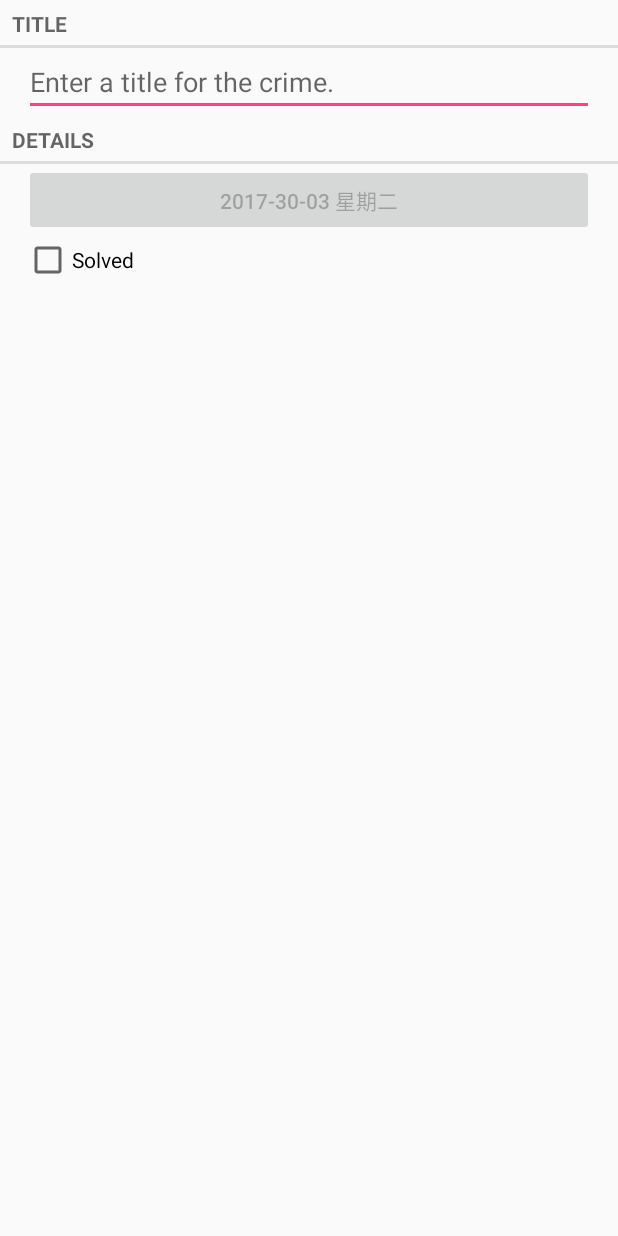
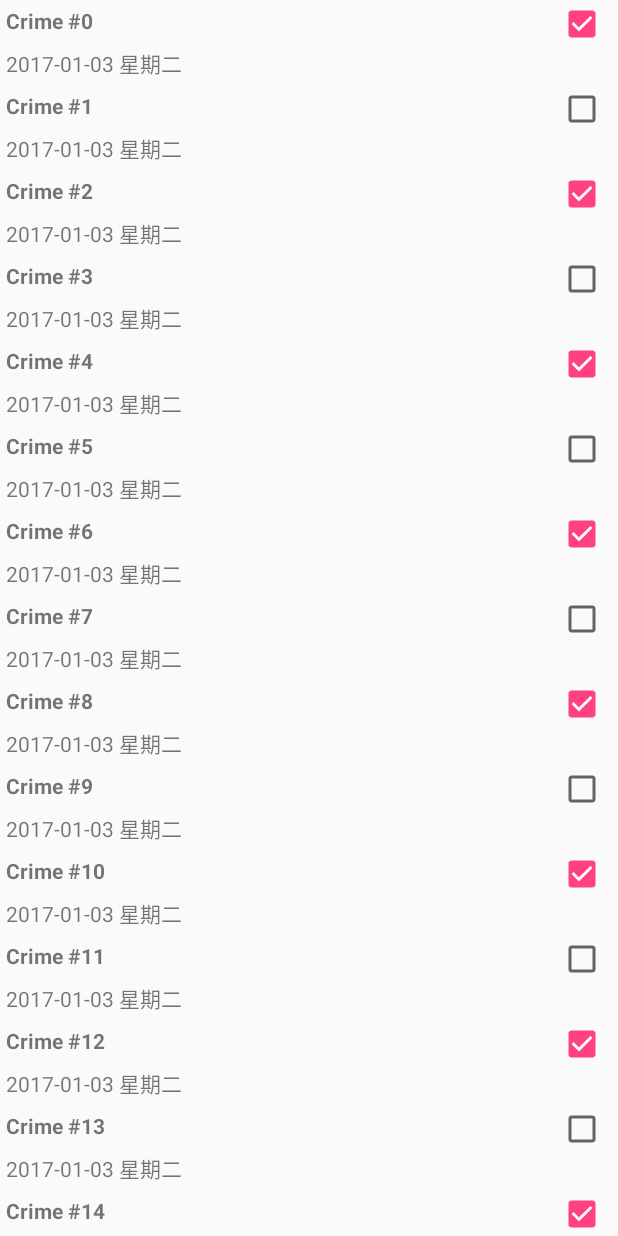
Before and after one commit to TanHaoran/AuthoritativeGuide, an Android app: the screen it shows after launch (CrimeActivity before the commit, CrimeListActivity after it), after a tap on "CrimeIntent", on a phone screen of 412 x 824 dp. Run offline under Robolectric (Android 15) with nearby library versions, the phone set to English and light mode, and no system bars.

Commit message:
Chapter9 ~ Chapter11

```diff
--- a/build.gradle
+++ b/build.gradle
@@ -30,4 +30,5 @@ dependencies {
     compile 'com.android.support:appcompat-v7:24.2.1'
     compile 'com.android.support:support-v4:24.2.1'
     testCompile 'junit:junit:4.12'
+    compile 'com.android.support:recyclerview-v7:25.1.0'
 }
--- a/src/main/AndroidManifest.xml
+++ b/src/main/AndroidManifest.xml
@@ -19,7 +19,9 @@
         </activity>
         <activity android:name=".activity.CheatActivity">
         </activity>
-        <activity android:name=".activity.CrimeActivity">
+        <activity android:name=".activity.CrimeListActivity">
+        </activity>
+        <activity android:name=".activity.CrimePagerActivity">
         </activity>
     </application>
 
--- a/src/main/java/com/jerry/authoritativeguide/activity/AuthoritativeGuideActivity.java
+++ b/src/main/java/com/jerry/authoritativeguide/activity/AuthoritativeGuideActivity.java
@@ -2,6 +2,7 @@ package com.jerry.authoritativeguide.activity;
 
 import android.content.Intent;
 import android.os.Bundle;
+import android.support.v7.app.AppCompatActivity;
 import android.view.View;
 import android.widget.AdapterView;
 import android.widget.ArrayAdapter;
@@ -9,7 +10,7 @@ import android.widget.ListView;
 
 import com.jerry.authoritativeguide.R;
 
-public class AuthoritativeGuideActivity extends BaseActivity {
+public class AuthoritativeGuideActivity extends AppCompatActivity {
 
     private ListView mListView;
 
@@ -33,7 +34,7 @@ public class AuthoritativeGuideActivity extends BaseActivity {
                         intent.setClass(AuthoritativeGuideActivity.this, QuizActivity.class);
                         break;
                     case 1:
-                        intent.setClass(AuthoritativeGuideActivity.this, CrimeActivity.class);
+                        intent.setClass(AuthoritativeGuideActivity.this, CrimeListActivity.class);
                     default:
                         break;
                 }
--- a/src/main/java/com/jerry/authoritativeguide/activity/BaseActivity.java
+++ /dev/null
@@ -1,10 +0,0 @@
-package com.jerry.authoritativeguide.activity;
-
-import android.support.v7.app.AppCompatActivity;
-
-/**
- * Created by Jerry on 2016/12/29.
- */
-
-public class BaseActivity extends AppCompatActivity {
-}
--- a/src/main/java/com/jerry/authoritativeguide/activity/CheatActivity.java
+++ b/src/main/java/com/jerry/authoritativeguide/activity/CheatActivity.java
@@ -5,6 +5,7 @@ import android.animation.AnimatorListenerAdapter;
 import android.content.Context;
 import android.content.Intent;
 import android.os.Bundle;
+import android.support.v7.app.AppCompatActivity;
 import android.view.View;
 import android.view.ViewAnimationUtils;
 import android.widget.Button;
@@ -12,7 +13,7 @@ import android.widget.TextView;
 
 import com.jerry.authoritativeguide.R;
 
-public class CheatActivity extends BaseActivity {
+public class CheatActivity extends AppCompatActivity {
 
     public static final String EXTRA_IS_ANSWER_TRUE = "com.jerry.authoritativeguide.extra_is_answer_true";
     public static final String EXTRA_IS_CHEATER = "com.jerry.authoritativeguide.extra_is_cheater";
--- /dev/null
+++ b/src/main/java/com/jerry/authoritativeguide/activity/CrimeListActivity.java
@@ -0,0 +1,18 @@
+package com.jerry.authoritativeguide.activity;
+
+import android.support.v4.app.Fragment;
+
+import com.jerry.authoritativeguide.fragment.CrimeListFragment;
+
+/**
+ * Created by Jerry on 2017/1/3.
+ */
+
+public class CrimeListActivity extends SingleFragmentActivity {
+
+    @Override
+    protected Fragment createFragment() {
+        return new CrimeListFragment();
+    }
+
+}
--- a/src/main/java/com/jerry/authoritativeguide/activity/QuizActivity.java
+++ b/src/main/java/com/jerry/authoritativeguide/activity/QuizActivity.java
@@ -2,6 +2,7 @@ package com.jerry.authoritativeguide.activity;
 
 import android.content.Intent;
 import android.os.Bundle;
+import android.support.v7.app.AppCompatActivity;
 import android.view.View;
 import android.widget.Button;
 import android.widget.ImageButton;
@@ -11,7 +12,7 @@ import android.widget.Toast;
 import com.jerry.authoritativeguide.R;
 import com.jerry.authoritativeguide.modle.Question;
 
-public class QuizActivity extends BaseActivity {
+public class QuizActivity extends AppCompatActivity {
 
     private static final String TAG = "QuizActivity";
 
--- a/src/main/java/com/jerry/authoritativeguide/activity/CrimeActivity.java
+++ b/src/main/java/com/jerry/authoritativeguide/activity/SingleFragmentActivity.java
@@ -6,21 +6,26 @@ import android.support.v4.app.FragmentActivity;
 import android.support.v4.app.FragmentManager;
 
 import com.jerry.authoritativeguide.R;
-import com.jerry.authoritativeguide.fragment.CrimeFragment;
 
-public class CrimeActivity extends FragmentActivity {
+/**
+ * Created by Jerry on 2017/1/3.
+ */
+
+public abstract class SingleFragmentActivity extends FragmentActivity {
+
+    protected abstract Fragment createFragment();
 
     @Override
     protected void onCreate(Bundle savedInstanceState) {
         super.onCreate(savedInstanceState);
-        setContentView(R.layout.activity_crime);
+        setContentView(R.layout.activity_fragment);
 
         FragmentManager fm = getSupportFragmentManager();
 
         // 首先检查是否已经显示出来了，没有显示就创建一个新的
         Fragment fragment = fm.findFragmentById(R.id.fl_container);
         if (fragment == null) {
-            fragment = new CrimeFragment();
+            fragment = createFragment();
             fm.beginTransaction().add(R.id.fl_container, fragment).commit();
         }
     }
--- a/src/main/java/com/jerry/authoritativeguide/fragment/CrimeFragment.java
+++ b/src/main/java/com/jerry/authoritativeguide/fragment/CrimeFragment.java
@@ -1,5 +1,7 @@
 package com.jerry.authoritativeguide.fragment;
 
+import android.app.Activity;
+import android.content.Intent;
 import android.os.Bundle;
 import android.support.annotation.Nullable;
 import android.support.v4.app.Fragment;
@@ -14,10 +16,11 @@ import android.widget.CompoundButton;
 import android.widget.EditText;
 
 import com.jerry.authoritativeguide.R;
+import com.jerry.authoritativeguide.activity.CrimePagerActivity;
 import com.jerry.authoritativeguide.modle.Crime;
-import com.jerry.authoritativeguide.util.DateUtil;
+import com.jerry.authoritativeguide.util.CrimeLab;
 
-import java.util.Date;
+import java.util.UUID;
 
 /**
  * Created by Jerry on 2016/12/30.
@@ -25,17 +28,41 @@ import java.util.Date;
 
 public class CrimeFragment extends Fragment {
 
+    private static final String ARGS_CRIME_ID = "args_crime_id";
+    private static final String ARGS_POSITION = "args_crime_position";
+
     private Crime mCrime;
 
-    private EditText mTitleField;
-    private Button mDateField;
+    private EditText mTitleEditText;
+    private Button mDateButton;
     private CheckBox mSolvedCheckBox;
+
+    /**
+     * 通过陋习id创建一个自己的实例
+     *
+     * @param crimeId
+     * @return
+     */
+    public static Fragment newInstance(UUID crimeId, int position) {
+        // 保存陋习id
+        Bundle args = new Bundle();
+        args.putSerializable(ARGS_CRIME_ID, crimeId);
+        args.putInt(ARGS_POSITION, position);
+
+        // 创建实例
+        CrimeFragment fragment = new CrimeFragment();
+        fragment.setArguments(args);
+        return fragment;
+    }
 
     @Override
     public void onCreate(@Nullable Bundle savedInstanceState) {
         super.onCreate(savedInstanceState);
 
-        mCrime = new Crime();
+        // 这里通过Arguments来获取陋习id，从而脱离的activity的限制
+        UUID crimeId = (UUID) getArguments().getSerializable(ARGS_CRIME_ID);
+        mCrime = CrimeLab.get(getActivity()).getCrime(crimeId);
+        setResult();
     }
 
     @Nullable
@@ -43,12 +70,13 @@ public class CrimeFragment extends Fragment {
     public View onCreateView(LayoutInflater inflater, @Nullable ViewGroup container, @Nullable Bundle savedInstanceState) {
         View v = inflater.inflate(R.layout.fragment_crime, container, false);
 
-        mTitleField = (EditText) v.findViewById(R.id.et_title);
-        mDateField = (Button) v.findViewById(R.id.btn_date);
+        mTitleEditText = (EditText) v.findViewById(R.id.et_title);
+        mDateButton = (Button) v.findViewById(R.id.btn_date);
         mSolvedCheckBox = (CheckBox) v.findViewById(R.id.cb_solved);
 
         // 设置标题
-        mTitleField.addTextChangedListener(new TextWatcher() {
+        mTitleEditText.setText(mCrime.getTitle());
+        mTitleEditText.addTextChangedListener(new TextWatcher() {
             @Override
             public void beforeTextChanged(CharSequence s, int start, int count, int after) {
 
@@ -66,12 +94,11 @@ public class CrimeFragment extends Fragment {
         });
 
         // 设置日期
-        Date date = mCrime.getDate();
-        mDateField.setText(DateUtil.getFormatDateString(date, "yyyy-mm-dd") +
-                " " + DateUtil.getWhichDayOfWeek(date));
-        mDateField.setEnabled(false);
+        mDateButton.setText(mCrime.getDateString());
+        mDateButton.setEnabled(false);
 
         // 设置是否解决
+        mSolvedCheckBox.setChecked(mCrime.isSolved());
         mSolvedCheckBox.setOnCheckedChangeListener(new CompoundButton.OnCheckedChangeListener() {
             @Override
             public void onCheckedChanged(CompoundButton buttonView, boolean isChecked) {
@@ -79,6 +106,18 @@ public class CrimeFragment extends Fragment {
             }
         });
 
+
         return v;
     }
+
+
+    /**
+     * 设置返回的数据
+     */
+    private void setResult() {
+        Intent data = new Intent();
+        data.putExtra(CrimePagerActivity.EXTRA_POSITION, getArguments().getInt(ARGS_POSITION, -1));
+        getActivity().setResult(Activity.RESULT_OK, data);
+    }
+
 }
--- /dev/null
+++ b/src/main/java/com/jerry/authoritativeguide/fragment/CrimeListFragment.java
@@ -0,0 +1,167 @@
+package com.jerry.authoritativeguide.fragment;
+
+import android.app.Activity;
+import android.content.Intent;
+import android.os.Bundle;
+import android.support.annotation.Nullable;
+import android.support.v4.app.Fragment;
+import android.support.v7.widget.LinearLayoutManager;
+import android.support.v7.widget.RecyclerView;
+import android.view.LayoutInflater;
+import android.view.View;
+import android.view.ViewGroup;
+import android.widget.CheckBox;
+import android.widget.TextView;
+
+import com.jerry.authoritativeguide.R;
+import com.jerry.authoritativeguide.activity.CrimePagerActivity;
+import com.jerry.authoritativeguide.modle.Crime;
+import com.jerry.authoritativeguide.util.CrimeLab;
+
+import java.util.ArrayList;
+
+/**
+ * Created by Jerry on 2017/1/3.
+ */
+public class CrimeListFragment extends Fragment {
+
+    private static final int REQUEST_CRIME = 1;
+
+    private RecyclerView mRecyclerView;
+    private CrimeAdapter mAdapter;
+
+    /**
+     * 需要更新的陋习位置
+     */
+    private int mUpdatePosition = -1;
+
+    @Nullable
+    @Override
+    public View onCreateView(LayoutInflater inflater, @Nullable ViewGroup container, @Nullable Bundle savedInstanceState) {
+        View v = inflater.inflate(R.layout.fragment_crime_list, container, false);
+
+        mRecyclerView = (RecyclerView) v.findViewById(R.id.rv_crime);
+        // 如果不设置布局管理器，就会报错无法运行
+        mRecyclerView.setLayoutManager(new LinearLayoutManager(getActivity()));
+
+        updateUI();
+
+        return v;
+    }
+
+    @Override
+    public void onResume() {
+        super.onResume();
+        updateUI();
+    }
+
+    @Override
+    public void onActivityResult(int requestCode, int resultCode, Intent data) {
+        if (requestCode == REQUEST_CRIME && resultCode == Activity.RESULT_OK) {
+            if (data != null) {
+                mUpdatePosition = data.getIntExtra(CrimePagerActivity.EXTRA_POSITION, 0);
+            }
+        }
+    }
+
+    /**
+     * 更新界面UI
+     */
+    private void updateUI() {
+        // 如果是第一次应该创建适配器，其它他情况应该更新界面
+        if (mAdapter == null) {
+            mAdapter = new CrimeAdapter(CrimeLab.get(getActivity()).getCrimes());
+            mRecyclerView.setAdapter(mAdapter);
+        } else {
+            // 只更新需要更新的那一个数据
+            mAdapter.notifyItemChanged(mUpdatePosition);
+        }
+    }
+
+    /**
+     * 界面持有者
+     */
+    private class CrimeHolder extends RecyclerView.ViewHolder implements View.OnClickListener {
+
+        private Crime mCrime;
+
+        public TextView mTitleTextView;
+        public TextView mDateTextView;
+        public CheckBox mSolvedCheckBox;
+
+        public CrimeHolder(View itemView) {
+            super(itemView);
+            mTitleTextView = (TextView) itemView.findViewById(R.id.tv_title);
+            mDateTextView = (TextView) itemView.findViewById(R.id.tv_date);
+            mSolvedCheckBox = (CheckBox) itemView.findViewById(R.id.cb_solved);
+            itemView.setOnClickListener(this);
+        }
+
+        /**
+         * 将陋习绑定到ViewHolder上
+         *
+         * @param crime
+         */
+        public void bindCrime(Crime crime) {
+            mCrime = crime;
+            mTitleTextView.setText(mCrime.getTitle());
+            mDateTextView.setText(mCrime.getDateString());
+            mSolvedCheckBox.setChecked(mCrime.isSolved());
+        }
+
+        /**
+         * item点击事件
+         *
+         * @param v
+         */
+        @Override
+        public void onClick(View v) {
+            int position = getAdapterPosition();
+            Intent intent = CrimePagerActivity.getIntent(getActivity(), mCrime.getId(), position);
+            startActivityForResult(intent, REQUEST_CRIME);
+        }
+    }
+
+    /**
+     * 设配器
+     */
+    private class CrimeAdapter extends RecyclerView.Adapter<CrimeHolder> {
+
+        private ArrayList<Crime> mCrimes;
+
+        public CrimeAdapter(ArrayList<Crime> crimes) {
+            mCrimes = crimes;
+        }
+
+        /**
+         * 创建一个ViewHolder
+         *
+         * @param parent
+         * @param viewType
+         * @return
+         */
+        @Override
+        public CrimeHolder onCreateViewHolder(ViewGroup parent, int viewType) {
+            LayoutInflater inflater = LayoutInflater.from(getActivity());
+            View v = inflater.inflate(R.layout.list_item_crime, parent, false);
+            return new CrimeHolder(v);
+        }
+
+        /**
+         * 将该位置的陋习绑定到所对应的ViewHolder上
+         *
+         * @param holder
+         * @param position
+         */
+        @Override
+        public void onBindViewHolder(CrimeHolder holder, int position) {
+            Crime crime = mCrimes.get(position);
+            holder.bindCrime(crime);
+        }
+
+        @Override
+        public int getItemCount() {
+            return mCrimes.size();
+        }
+    }
+}
--- a/src/main/java/com/jerry/authoritativeguide/modle/Crime.java
+++ b/src/main/java/com/jerry/authoritativeguide/modle/Crime.java
@@ -1,4 +1,6 @@
 package com.jerry.authoritativeguide.modle;
+
+import com.jerry.authoritativeguide.util.DateUtil;
 
 import java.util.Date;
 import java.util.UUID;
@@ -38,6 +40,14 @@ public class Crime {
         return mDate;
     }
 
+    /**
+     * 获取带格式的日期
+     * @return
+     */
+    public String getDateString() {
+        return DateUtil.getFormatDateString(mDate, "yyyy-MM-dd") + " " +  DateUtil.getWhichDayOfWeek(mDate);
+    }
+
     public void setDate(Date date) {
         mDate = date;
     }
--- /dev/null
+++ b/src/main/java/com/jerry/authoritativeguide/util/CrimeLab.java
@@ -0,0 +1,68 @@
+package com.jerry.authoritativeguide.util;
+
+import android.content.Context;
+
+import com.jerry.authoritativeguide.modle.Crime;
+
+import java.util.ArrayList;
+import java.util.UUID;
+
+/**
+ * Created by Jerry on 2017/1/3.
+ */
+
+public class CrimeLab {
+
+    private static CrimeLab sLab;
+
+    private ArrayList<Crime> mCrimes;
+
+    private CrimeLab(Context context) {
+        mCrimes = new ArrayList<>();
+        for (int i = 0; i < 100; i++) {
+            Crime crime = new Crime();
+            crime.setTitle("Crime #" + i);
+            crime.setSolved(i % 2 == 0);
+            mCrimes.add(crime);
+        }
+    }
+
+    /**
+     * 获取陋习lab单例
+     * @param context
+     * @return
+     */
+    public static CrimeLab get(Context context) {
+        if (sLab == null) {
+            synchronized (CrimeLab.class) {
+                if (sLab == null) {
+                    sLab = new CrimeLab(context);
+                }
+            }
+        }
+        return sLab;
+    }
+
+    /**
+     * 获取所有陋习集合
+     * @return
+     */
+    public ArrayList<Crime> getCrimes() {
+        return mCrimes;
+    }
+
+    /**
+     * 根据id获取单个陋习
+     * @param id
+     * @return
+     */
+    public Crime getCrime(UUID id) {
+        for (Crime crime : mCrimes) {
+            if (id.equals(crime.getId())) {
+                return crime;
+            }
+        }
+        return null;
+    }
+
+}
--- /dev/null
+++ b/src/main/res/layout/activity_crime_pager.xml
@@ -0,0 +1,6 @@
+<?xml version="1.0" encoding="utf-8"?>
+<android.support.v4.view.ViewPager
+    xmlns:android="http://schemas.android.com/apk/res/android"
+    android:id="@+id/vp_crime"
+    android:layout_width="match_parent"
+    android:layout_height="match_parent"/>
--- /dev/null
+++ b/src/main/res/layout/fragment_crime_list.xml
@@ -0,0 +1,6 @@
+<?xml version="1.0" encoding="utf-8"?>
+<android.support.v7.widget.RecyclerView
+    android:id="@+id/rv_crime"
+    android:layout_height="match_parent"
+    android:layout_width="match_parent"
+    xmlns:android="http://schemas.android.com/apk/res/android"/>
--- /dev/null
+++ b/src/main/res/layout/list_item_crime.xml
@@ -0,0 +1,31 @@
+<?xml version="1.0" encoding="utf-8"?>
+<RelativeLayout xmlns:android="http://schemas.android.com/apk/res/android"
+                xmlns:tools="http://schemas.android.com/tools"
+                android:layout_width="match_parent"
+                android:layout_height="wrap_content">
+
+    <CheckBox
+        android:id="@+id/cb_solved"
+        android:layout_width="wrap_content"
+        android:layout_height="wrap_content"
+        android:layout_alignParentRight="true"
+        android:padding="4dp"/>
+
+    <TextView
+        android:id="@+id/tv_title"
+        android:layout_width="match_parent"
+        android:layout_height="wrap_content"
+        android:layout_toLeftOf="@id/cb_solved"
+        android:padding="4dp"
+        android:textStyle="bold"/>
+
+    <TextView
+        android:id="@+id/tv_date"
+        android:layout_width="match_parent"
+        android:layout_height="wrap_content"
+        android:layout_below="@id/tv_title"
+        android:layout_toLeftOf="@id/cb_solved"
+        android:padding="4dp"
+        tools:text="Crime Date"/>
+
+</RelativeLayout>
```
Also changed, not shown: src/main/java/com/jerry/authoritativeguide/activity/CrimePagerActivity.java (added, +85 -0 lines), src/main/res/layout/activity_fragment.xml (renamed from src/main/res/layout/activity_crime.xml), 1 other file.
